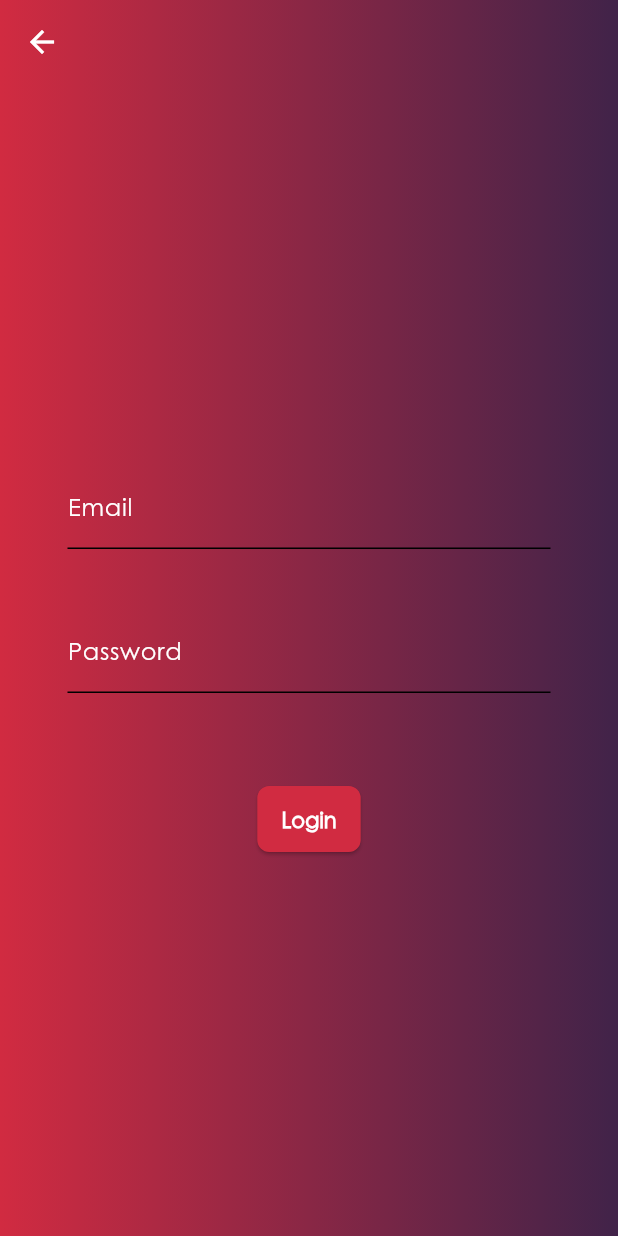
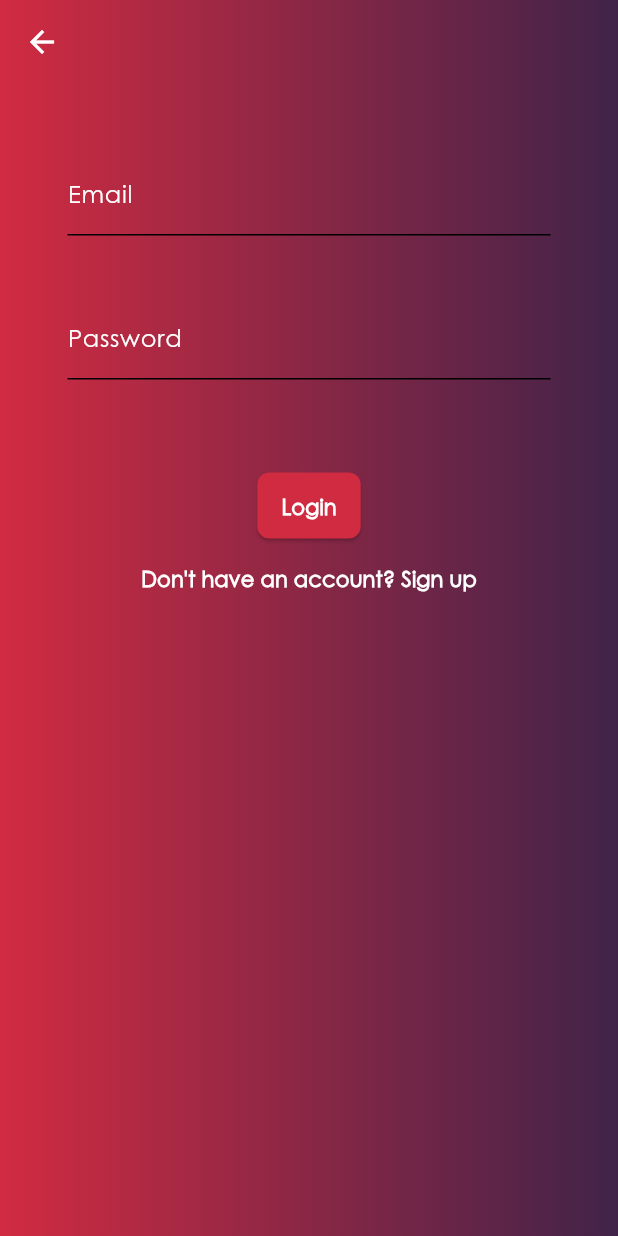
Before and after one commit to hamsiHftm/IN307-Mobile-Computing-Blog, a Flutter app: the LoginView screen opened by its route, on a phone screen of 412 x 824 dp. Run offline on Flutter 3.47's test engine with Material 3 defaults, Android fonts, the phone set to English and light mode, and no system bars; our stand-ins replace logger, lottie, timeago; accounts and stored records are empty; network calls fail.

Commit message:
signin page added and login validation added

```diff
--- a/lib/component/blog_scaffold_widget.dart
+++ b/lib/component/blog_scaffold_widget.dart
@@ -10,6 +10,7 @@ class BlogScaffoldWidget extends StatelessWidget {
   final Widget? bottomNavigationBar;
   final bool showBackButton;
   final bool disableAppBar; // New parameter to control visibility of the app bar
+  final bool resizeToAvoidBottomInset; // New parameter to control keyboard resize behavior
 
   const BlogScaffoldWidget({
     super.key,
@@ -21,11 +22,13 @@ class BlogScaffoldWidget extends StatelessWidget {
     this.bottomNavigationBar,
     this.showBackButton = false,
     this.disableAppBar = false, // Default value is false (app bar is shown by default)
+    this.resizeToAvoidBottomInset = true, // Default value is true (resize to avoid bottom inset)
   });
 
   @override
   Widget build(BuildContext context) {
     return Scaffold(
+      resizeToAvoidBottomInset: resizeToAvoidBottomInset, // Use the parameter here
       body: Container(
         decoration: BoxDecoration(
           gradient: LinearGradient(
--- a/lib/provider/user_provider.dart
+++ b/lib/provider/user_provider.dart
@@ -39,4 +39,6 @@ class UserProvider with ChangeNotifier {
     _errorMessage = null; // Clear error messages on logout
     notifyListeners(); // Notify listeners about the logout
   }
+
+  signUp(String text, String text2, String text3, String text4) {}
 }
--- a/lib/screens/login_view.dart
+++ b/lib/screens/login_view.dart
@@ -13,10 +13,27 @@ class LoginView extends StatefulWidget {
 class _LoginViewState extends State<LoginView> {
   final TextEditingController _emailController = TextEditingController();
   final TextEditingController _passwordController = TextEditingController();
+  final TextEditingController _firstNameController = TextEditingController();
+  final TextEditingController _lastNameController = TextEditingController();
+  final TextEditingController _repeatPasswordController = TextEditingController();
+
   bool _isLoading = false;
+  bool _isLogin = true; // This will toggle between login and signup
 
   Future<void> _login() async {
     FocusScope.of(context).unfocus();
+
+    // Validate login form
+    if (_emailController.text.isEmpty || _passwordController.text.isEmpty) {
+      ScaffoldMessenger.of(context).showSnackBar(const SnackBar(
+        content: Text(
+          'Email and password cannot be empty.',
+          style: TextStyle(color: Colors.red),
+        ),
+      ));
+      return;
+    }
+
     setState(() {
       _isLoading = true;
     });
@@ -41,23 +58,82 @@ class _LoginViewState extends State<LoginView> {
     }
   }
 
+  Future<void> _signUp() async {
+    FocusScope.of(context).unfocus();
+
+    // Validate sign-up form
+    if (_firstNameController.text.isEmpty ||
+        _lastNameController.text.isEmpty ||
+        _emailController.text.isEmpty ||
+        _passwordController.text.isEmpty ||
+        _repeatPasswordController.text.isEmpty) {
+      ScaffoldMessenger.of(context).showSnackBar(const SnackBar(
+        content: Text(
+          'All fields are required.',
+          style: TextStyle(color: Colors.red),
+        ),
+      ));
+      return;
+    }
+
+    if (_passwordController.text != _repeatPasswordController.text) {
+      ScaffoldMessenger.of(context).showSnackBar(const SnackBar(
+        content: Text(
+          'Passwords do not match. Please try again.',
+          style: TextStyle(color: Colors.red),
+        ),
+      ));
+      return;
+    }
+
+    setState(() {
+      _isLoading = true;
+    });
+
+    bool success = await Provider.of<UserProvider>(context, listen: false).signUp(
+      _firstNameController.text,
+      _lastNameController.text,
+      _emailController.text,
+      _passwordController.text,
+    );
+
+    if (success) {
+      Navigator.of(context).pop(true); // Pass true if sign-up is successful
+    } else {
+      setState(() {
+        _isLoading = false;
+      });
+      ScaffoldMessenger.of(context).showSnackBar(const SnackBar(
+        content: Text(
+          'Sign-up failed. Please try again.',
+          style: TextStyle(color: Colors.red),
+        ),
+      ));
+    }
+  }
+
   @override
   Widget build(BuildContext context) {
     return BlogScaffoldWidget(
       showBackButton: true,
+      resizeToAvoidBottomInset: true, // Ensure this is set if using a custom scaffold
       body: Padding(
         padding: const EdgeInsets.all(45.0),
+        child: Scrollbar(
+          child: SingleChildScrollView(
             child: Column(
               mainAxisAlignment: MainAxisAlignment.center,
               children: [
+                if (_isLogin) ...[
+                  // Login Form
                   TextField(
                     controller: _emailController,
-              decoration: InputDecoration(labelText: 'Email'),
+                    decoration: const InputDecoration(labelText: 'Email'),
                   ),
                   const SizedBox(height: 40),
                   TextField(
                     controller: _passwordController,
-              decoration: InputDecoration(labelText: 'Password'),
+                    decoration: const InputDecoration(labelText: 'Password'),
                     obscureText: true,
                   ),
                   const SizedBox(height: 60),
@@ -65,9 +141,65 @@ class _LoginViewState extends State<LoginView> {
                       ? const CircularProgressIndicator()
                       : ElevatedButton(
                     onPressed: _login,
-              child: Text('Login'),
+                    child: const Text('Login'),
+                  ),
+                  TextButton(
+                    onPressed: () {
+                      setState(() {
+                        _isLogin = false; // Switch to sign-up view
+                      });
+                    },
+                    child: Text('Don\'t have an account? Sign up',
+                        style: TextStyle(color: Theme.of(context).colorScheme.primary)),
+                  ),
+                ] else ...[
+                  // Sign-up Form
+                  TextField(
+                    controller: _firstNameController,
+                    decoration: const InputDecoration(labelText: 'First Name'),
+                  ),
+                  const SizedBox(height: 20),
+                  TextField(
+                    controller: _lastNameController,
+                    decoration: const InputDecoration(labelText: 'Last Name'),
+                  ),
+                  const SizedBox(height: 20),
+                  TextField(
+                    controller: _emailController,
+                    decoration: const InputDecoration(labelText: 'Email'),
+                  ),
+                  const SizedBox(height: 20),
+                  TextField(
+                    controller: _passwordController,
+                    decoration: const InputDecoration(labelText: 'Password'),
+                    obscureText: true,
+                  ),
+                  const SizedBox(height: 20),
+                  TextField(
+                    controller: _repeatPasswordController,
+                    decoration: const InputDecoration(labelText: 'Repeat Password'),
+                    obscureText: true,
+                  ),
+                  const SizedBox(height: 60),
+                  _isLoading
+                      ? const CircularProgressIndicator()
+                      : ElevatedButton(
+                    onPressed: _signUp,
+                    child: const Text('Sign Up'),
+                  ),
+                  TextButton(
+                    onPressed: () {
+                      setState(() {
+                        _isLogin = true; // Switch back to login view
+                      });
+                    },
+                    child: Text('Already have an account? Login',
+                        style: TextStyle(color: Theme.of(context).colorScheme.primary)),
                   ),
                 ],
+              ],
+            ),
+          ),
         ),
       ),
     );
```
Lines whose indentation alone changed are shown as unchanged.
